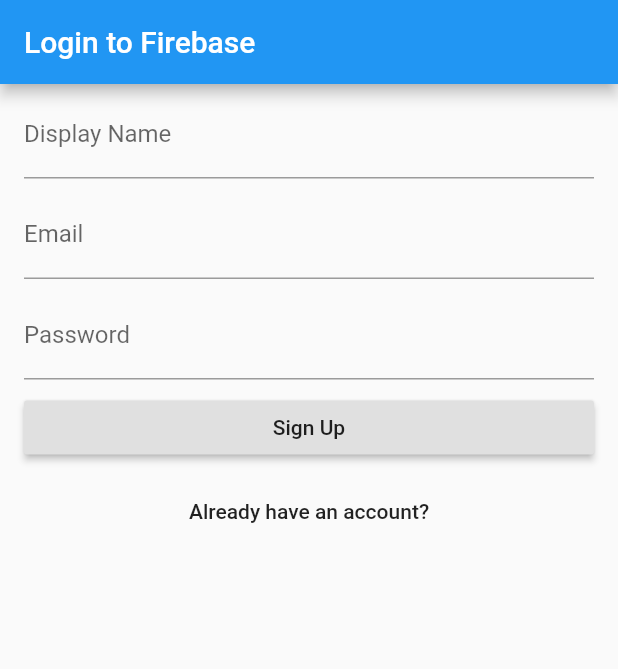
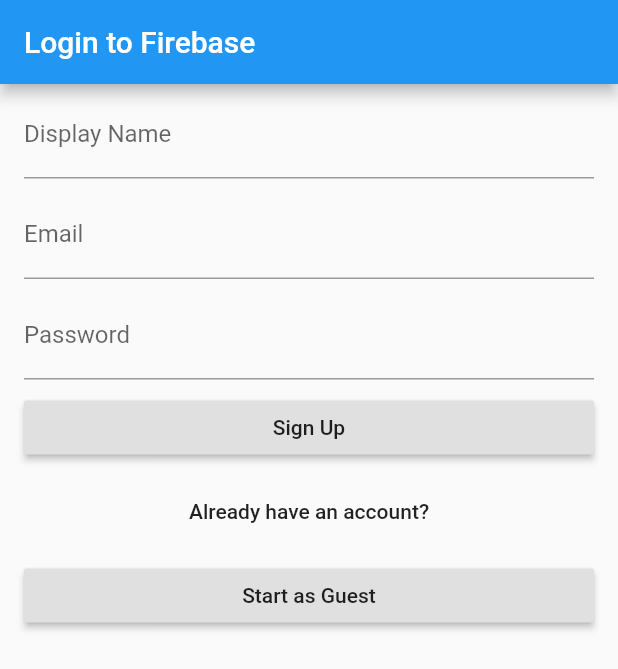
Before and after one commit to rodydavis/fb_auth, a Flutter app: the screen it shows after launch, on a phone screen of 412 x 824 dp. Shown: the top 669 px of the screen. Run offline on Flutter 3.47's test engine with Material 2 defaults, Android fonts, the phone set to English and light mode, and no system bars; our stand-ins replace bloc, firebase_auth, flutter_bloc; missing offline and left inert: firebase; accounts and stored records are empty; statements that could not run were skipped.

```diff
--- a/example/lib/main.dart
+++ b/example/lib/main.dart
@@ -34,6 +34,7 @@ class _MyAppState extends State<MyApp> {
     storageBucket: "ampstor.appspot.com",
     messagingSenderId: "561515444898",
     appId: "1:561515444898:web:9060ee5d860d2ef2",
+    measurementId: "G-2WF699JDJP",
   );
 
   AuthBloc _auth;
--- a/example/lib/ui/auth/screen.dart
+++ b/example/lib/ui/auth/screen.dart
@@ -85,6 +85,13 @@ class _LoginScreenState extends State<LoginScreen> {
                       });
                   },
                 )),
+                ListTile(
+                    title: RaisedButton(
+                  child: Text('Start as Guest'),
+                  onPressed: () {
+                    _auth.dispatch(LoginGuest());
+                  },
+                )),
                 if (state is AuthLoadingState) ...[CircularProgressIndicator()],
               ],
             ),
--- a/lib/data/classes/app.dart
+++ b/lib/data/classes/app.dart
@@ -7,6 +7,7 @@ class FbApp {
     this.storageBucket,
     this.messagingSenderId,
     this.appId,
+    this.measurementId,
   });
 
   final String apiKey;
@@ -16,4 +17,5 @@ class FbApp {
   final String storageBucket;
   final String messagingSenderId;
   final String appId;
+  final String measurementId;
 }
```
Also changed, not shown: lib/data/services/rest_api/client.dart (+15 -17 lines), 1 other file.
